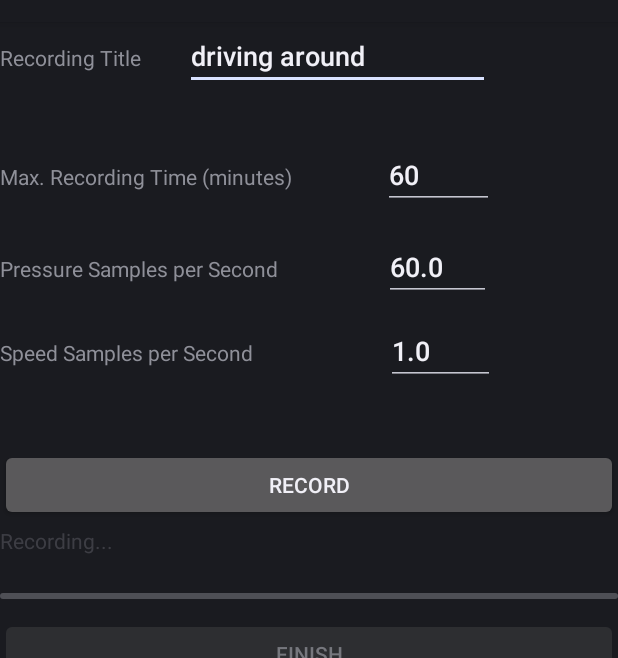
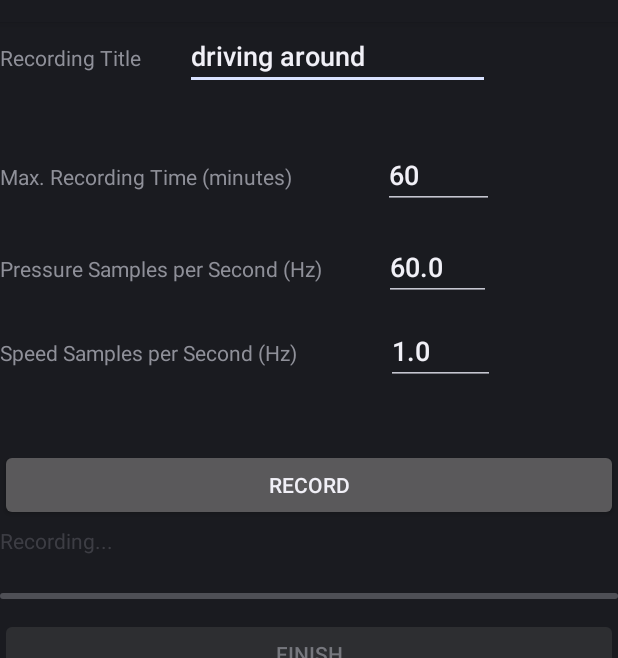
Before and after one commit to avyss/car-noise-pulsations, an Android app: the screen it shows after launch (MainActivity), on a phone screen of 412 x 824 dp, the part 62-720 px from its top. Run offline under Robolectric (Android 15) with nearby library versions, the phone set to English and light mode, and no system bars.

Commit message:
tweak layout

```diff
--- a/capture/android/PressurePulsationsRecorder/src/main/res/layout/main.xml
+++ b/capture/android/PressurePulsationsRecorder/src/main/res/layout/main.xml
@@ -63,7 +63,7 @@
                 android:id="@+id/textView1"
                 android:layout_width="256dp"
                 android:layout_height="wrap_content"
-                android:text="Pressure Samples per Second" />
+                android:text="Pressure Samples per Second (Hz)" />
 
             <EditText
                 android:id="@+id/PRESSURE_SAMPLES_PER_SECOND"
@@ -84,7 +84,7 @@
                 android:layout_width="237dp"
                 android:layout_height="wrap_content"
                 android:layout_weight="1"
-                android:text="Speed Samples per Second" />
+                android:text="Speed Samples per Second (Hz)" />
 
             <EditText
                 android:id="@+id/SPEED_SAMPLES_PER_SECOND"
```
Also changed, not shown: 2 other files.
